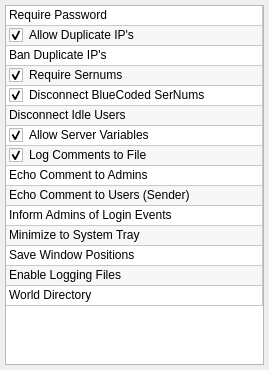
First picture: the form in ui/widgets/settingswidget.ui, repository StarixWoS/ReMix, before the edit.
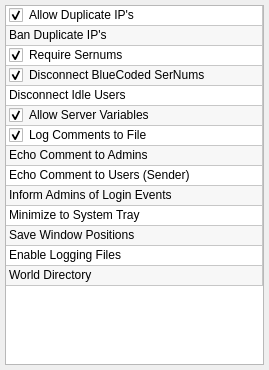
Second picture: the form after the edit.

What changed in the file:
```diff
--- a/ui/widgets/settingswidget.ui
+++ b/ui/widgets/settingswidget.ui
@@ -78,17 +78,17 @@
        <string>0</string>
       </property>
       <property name="toolTip">
-       <string>Users will be required to know and enter a password when conencting.</string>
-      </property>
-     </row>
-     <row>
-      <property name="text">
-       <string>1</string>
-      </property>
-      <property name="toolTip">
        <string>Users will be unable to connect to your servers with more than one client.</string>
       </property>
      </row>
+     <row>
+      <property name="text">
+       <string>1</string>
+      </property>
+      <property name="toolTip">
+       <string>Users attempting to connect with more than one client will be banned.</string>
+      </property>
+     </row>
      <row>
       <property name="text">
        <string>2</string>
@@ -178,14 +178,6 @@
       <property name="text">
        <string>13</string>
       </property>
-      <property name="toolTip">
-       <string>All Ban, Mute, Disconnect, Usage, and UPNP logs will be logged to file.</string>
-      </property>
-     </row>
-     <row>
-      <property name="text">
-       <string>14</string>
-      </property>
      </row>
      <column>
       <property name="text">
@@ -194,17 +186,6 @@
      </column>
      <item row="0" column="0">
       <property name="text">
-       <string>Require Password</string>
-      </property>
-      <property name="toolTip">
-       <string>Users will be required to know and enter a password when connecting.</string>
-      </property>
-      <property name="checkState">
-       <enum>Unchecked</enum>
-      </property>
-     </item>
-     <item row="1" column="0">
-      <property name="text">
        <string>Allow Duplicate IP's</string>
       </property>
       <property name="toolTip">
@@ -214,7 +195,7 @@
        <enum>Checked</enum>
       </property>
      </item>
-     <item row="2" column="0">
+     <item row="1" column="0">
       <property name="text">
        <string>Ban Duplicate IP's</string>
       </property>
@@ -225,7 +206,7 @@
        <enum>Unchecked</enum>
       </property>
      </item>
-     <item row="3" column="0">
+     <item row="2" column="0">
       <property name="text">
        <string>Require Sernums</string>
       </property>
@@ -236,7 +217,7 @@
        <enum>Checked</enum>
       </property>
      </item>
-     <item row="4" column="0">
+     <item row="3" column="0">
       <property name="text">
        <string>Disconnect BlueCoded SerNums</string>
       </property>
@@ -247,7 +228,7 @@
        <enum>Checked</enum>
       </property>
      </item>
-     <item row="5" column="0">
+     <item row="4" column="0">
       <property name="text">
        <string>Disconnect Idle Users</string>
       </property>
@@ -258,7 +239,7 @@
        <enum>Unchecked</enum>
       </property>
      </item>
-     <item row="6" column="0">
+     <item row="5" column="0">
       <property name="text">
        <string>Allow Server Variables</string>
       </property>
@@ -269,7 +250,7 @@
        <enum>Checked</enum>
       </property>
      </item>
-     <item row="7" column="0">
+     <item row="6" column="0">
       <property name="text">
        <string>Log Comments to File</string>
       </property>
@@ -280,7 +261,7 @@
        <enum>Checked</enum>
       </property>
      </item>
-     <item row="8" column="0">
+     <item row="7" column="0">
       <property name="text">
        <string>Echo Comment to Admins</string>
       </property>
@@ -291,7 +272,7 @@
        <enum>Unchecked</enum>
       </property>
      </item>
-     <item row="9" column="0">
+     <item row="8" column="0">
       <property name="text">
        <string>Echo Comment to Users (Sender)</string>
       </property>
@@ -302,7 +283,7 @@
        <enum>Unchecked</enum>
       </property>
      </item>
-     <item row="10" column="0">
+     <item row="9" column="0">
       <property name="text">
        <string>Inform Admins of Login Events</string>
       </property>
@@ -313,7 +294,7 @@
        <enum>Unchecked</enum>
       </property>
      </item>
-     <item row="11" column="0">
+     <item row="10" column="0">
       <property name="text">
        <string>Minimize to System Tray</string>
       </property>
@@ -324,7 +305,7 @@
        <enum>Unchecked</enum>
       </property>
      </item>
-     <item row="12" column="0">
+     <item row="11" column="0">
       <property name="text">
        <string>Save Window Positions</string>
       </property>
@@ -335,7 +316,7 @@
        <enum>Unchecked</enum>
       </property>
      </item>
-     <item row="13" column="0">
+     <item row="12" column="0">
       <property name="text">
        <string>Enable Logging Files</string>
       </property>
@@ -346,7 +327,7 @@
        <enum>Unchecked</enum>
       </property>
      </item>
-     <item row="14" column="0">
+     <item row="13" column="0">
       <property name="text">
        <string>World Directory</string>
       </property>
```
Left out of the diff: 30 changed lines with no effect on the pictures.
